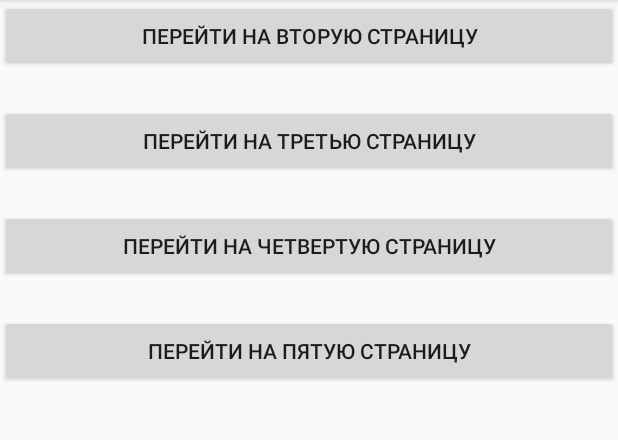
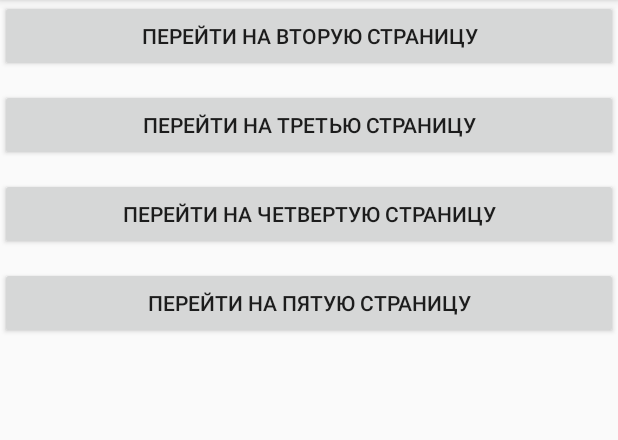
Before and after one commit to Madridistt/MyTwoActivity, an Android app: the screen it shows after launch (MainActivity), on a phone screen of 412 x 824 dp, the part 84-524 px from its top. Run offline under Robolectric (Android 15) with nearby library versions, the phone set to English and light mode, and no system bars.

Commit message:
"The End"

```diff
--- a/app/src/main/res/layout/activity_main.xml
+++ b/app/src/main/res/layout/activity_main.xml
@@ -8,7 +8,7 @@
         android:layout_width="match_parent"
         android:layout_height="wrap_content"
         android:text="Перейти на вторую страницу"
-        android:layout_marginBottom="10pt"
+        android:layout_marginBottom="5pt"
         android:layout_gravity="center"/>
 
     <Button
@@ -16,7 +16,7 @@
         android:layout_width="match_parent"
         android:layout_height="wrap_content"
         android:layout_gravity="left"
-        android:layout_marginBottom="10pt"
+        android:layout_marginBottom="5pt"
 
         android:text="Перейти на третью страницу" />
     <Button
@@ -24,7 +24,7 @@
         android:layout_width="match_parent"
         android:layout_height="wrap_content"
         android:layout_gravity="center"
-        android:layout_marginBottom="10pt"
+        android:layout_marginBottom="5pt"
 
         android:text="Перейти на четвертую страницу" />
     <Button
@@ -32,7 +32,7 @@
         android:layout_width="match_parent"
         android:layout_height="wrap_content"
         android:layout_gravity="right"
-        android:layout_marginBottom="10pt"
+        android:layout_marginBottom="5pt"
 
         android:text="Перейти на пятую страницу" />
 
```
